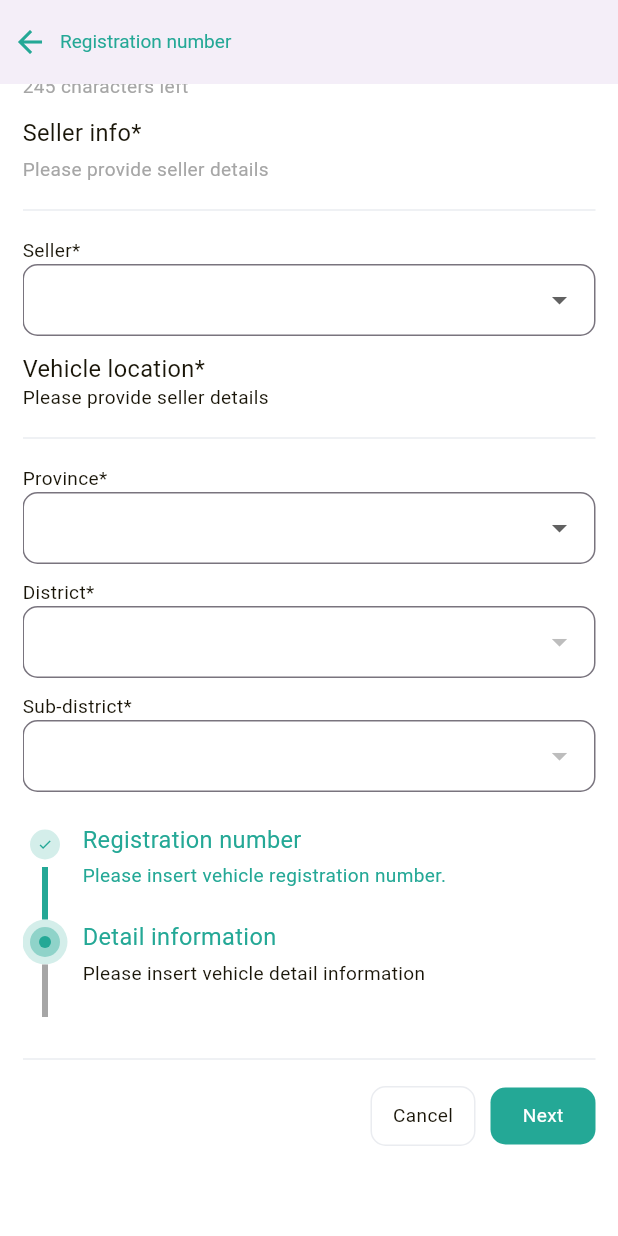
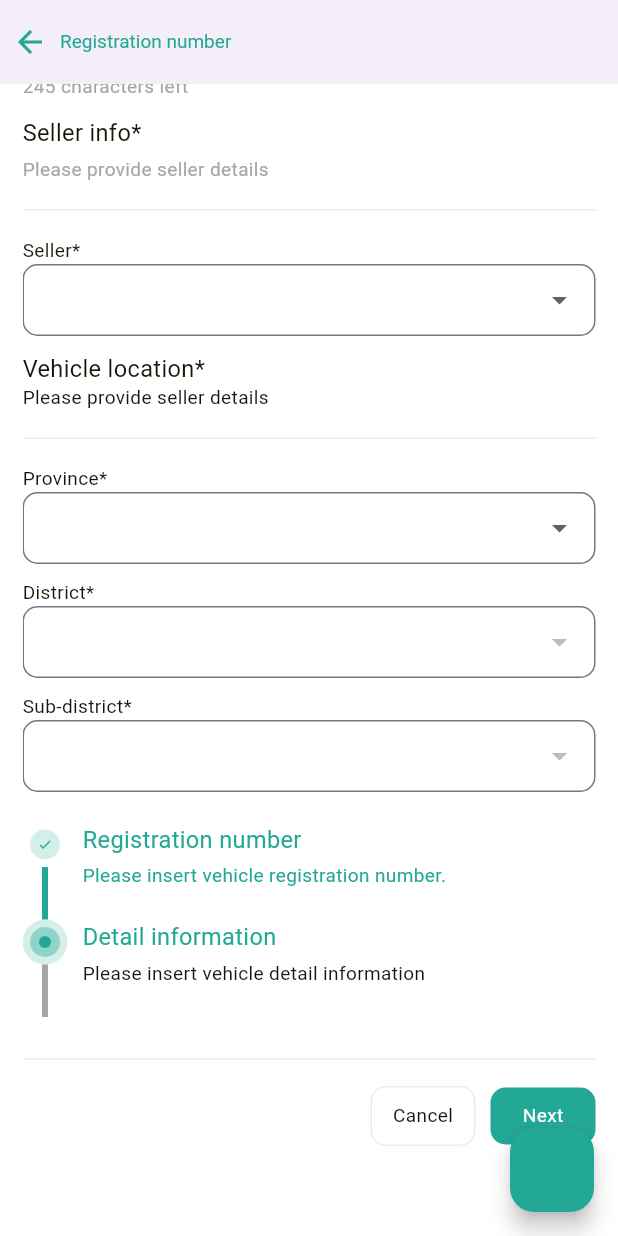
Before and after one commit to makayasa/lead-management-app, a Flutter app: the FinancingFormView screen opened by its route, scrolled down 1134 dp, on a phone screen of 412 x 824 dp. Run offline on Flutter 3.47's test engine with Material 3 defaults, Android fonts, the phone set to English and light mode, and no system bars; drawn by our look-alikes of flutter_form_builder, timelines; our stand-ins replace cached_network_image, dropdown_button2, form_builder_validators, get, hive, hive_flutter; accounts and stored records are empty; statements that could not run were skipped.

```diff
--- a/lib/app/config/constants.dart
+++ b/lib/app/config/constants.dart
@@ -78,3 +78,8 @@ DecoratedLineConnector timelineConnector({Color color = kPrimaryColor}) {
     ),
   );
 }
+
+const kSellerBox = 'seller';
+const kProvinceBox = 'province';
+const kDistrictBox = 'district';
+const kSubdistrictBox = 'subdistrict';
--- /dev/null
+++ b/lib/app/modules/financing_form/components/financing_form_timeline.dart
@@ -0,0 +1,68 @@
+import 'package:flutter/material.dart';
+import 'package:timelines/timelines.dart';
+
+import '../../../components/container_dot.dart';
+import '../../../components/container_mark.dart';
+import '../../../components/default_text.dart';
+import '../../../config/constants.dart';
+
+class FinancingFormTimeline extends StatelessWidget {
+  const FinancingFormTimeline({
+    super.key,
+  });
+
+  @override
+  Widget build(BuildContext context) {
+    return Timeline(
+      physics: const NeverScrollableScrollPhysics(),
+      shrinkWrap: true,
+      children: [
+        TimelineTile(
+          nodeAlign: TimelineNodeAlign.start,
+          node: TimelineNode(
+            indicator: const ContainerMark(),
+            indicatorPosition: 0,
+            endConnector: timelineConnector(),
+          ),
+          contents: Container(
+            padding: const EdgeInsets.only(left: 10),
+            child: Column(
+              crossAxisAlignment: CrossAxisAlignment.start,
+              // mainAxisAlignment: MainAxisAlignment.end,
+              children: [
+                DefText('Registration number', color: kPrimaryColor).semilarge,
+                const SizedBox(height: 5),
+                DefText('Please insert vehicle registration number.', color: kPrimaryColor).normal,
+                const SizedBox(height: 20),
+              ],
+            ),
+          ),
+        ),
+        TimelineTile(
+          nodeAlign: TimelineNodeAlign.start,
+          node: TimelineNode(
+            indicatorPosition: 0,
+            indicator: const ContainerDot(
+                // color: kInactiveColor,
+                ),
+            startConnector: timelineConnector(),
+            endConnector: timelineConnector(color: kInactiveColor),
+          ),
+          contents: Container(
+            padding: const EdgeInsets.only(left: 10),
+            child: Column(
+              crossAxisAlignment: CrossAxisAlignment.start,
+              mainAxisAlignment: MainAxisAlignment.start,
+              children: [
+                DefText('Detail information', color: kPrimaryColor).semilarge,
+                const SizedBox(height: 5),
+                DefText('Please insert vehicle detail information').normal,
+                const SizedBox(height: 20),
+              ],
+            ),
+          ),
+        ),
+      ],
+    );
+  }
+}
--- /dev/null
+++ b/lib/app/modules/financing_form/components/seller_dropdown.dart
@@ -0,0 +1,48 @@
+import 'package:flutter/material.dart';
+import 'package:flutter_form_builder/flutter_form_builder.dart';
+import 'package:get/get.dart';
+
+import '../../../components/default_text.dart';
+import '../../../config/constants.dart';
+import '../../../data/models/seller/seller.dart';
+import '../controllers/financing_form_controller.dart';
+
+class SellerDropdown extends GetView<FinancingFormController> {
+  const SellerDropdown({
+    super.key,
+  });
+
+  @override
+  Widget build(BuildContext context) {
+    return Column(
+      crossAxisAlignment: CrossAxisAlignment.start,
+      children: [
+        DefText('Seller*').normal,
+        Obx(
+          () => FormBuilderDropdown<Seller>(
+            decoration: const InputDecoration(contentPadding: EdgeInsets.only(left: 10, right: 10)),
+            name: 'seller',
+            items: controller.sellers
+                .map(
+                  (element) => DropdownMenuItem(
+                    value: element,
+                    child: Row(
+                      // mainAxisAlignment: MainAxisAlignment.spaceBetween,
+                      mainAxisSize: MainAxisSize.min,
+                      children: [
+                        DefText(element.sellerName, maxLine: 1).normal,
+                        const SizedBox(width: 10),
+                        Flexible(
+                          child: DefText(element.address.fullAddress, maxLine: 1, color: kInactiveColor).normal,
+                        ),
+                      ],
+                    ),
+                  ),
+                )
+                .toList(),
+          ),
+        ),
+      ],
+    );
+  }
+}
--- a/lib/app/modules/financing_form/views/financing_form_view.dart
+++ b/lib/app/modules/financing_form/views/financing_form_view.dart
@@ -2,6 +2,7 @@ import 'package:flutter/material.dart';
 import 'package:flutter_form_builder/flutter_form_builder.dart';
 
 import 'package:get/get.dart';
+import 'package:hive/hive.dart';
 import 'package:lead_management_app/app/components/container_mark.dart';
 import 'package:lead_management_app/app/components/default_button.dart';
 import 'package:lead_management_app/app/components/default_text.dart';
@@ -9,12 +10,14 @@ import 'package:lead_management_app/app/config/constants.dart';
 import 'package:lead_management_app/app/data/models/seller/seller.dart';
 import 'package:lead_management_app/app/modules/financing_form/components/brand_dropdown.dart';
 import 'package:lead_management_app/app/routes/app_pages.dart';
+import 'package:lead_management_app/app/utils/function_utils.dart';
 import 'package:timelines/timelines.dart';
 
 import '../../../components/container_dot.dart';
 import '../components/condition_dropdown.dart';
 import '../components/district_dropdown.dart';
 import '../components/exterior_color_dropdown.dart';
+import '../components/financing_form_timeline.dart';
 import '../components/fueltype_dropdown.dart';
 import '../components/manufacture_dropdown.dart';
 import '../components/miileage_dropdown.dart';
@@ -22,6 +25,7 @@ import '../components/model_dropdown.dart';
 import '../components/notes_dropdown.dart';
 import '../components/price_dropdown.dart';
 import '../components/province_dropdown.dart';
+import '../components/seller_dropdown.dart';
 import '../components/subdistrict_dropdown.dart';
 import '../components/transmission_dropdown.dart';
 import '../components/variant_dropdown.dart';
@@ -32,6 +36,13 @@ class FinancingFormView extends GetView<FinancingFormController> {
   @override
   Widget build(BuildContext context) {
     return Scaffold(
+      floatingActionButton: FloatingActionButton(
+        onPressed: () {
+          // controller.formKey.currentState!.saveAndValidate();
+          // final data = controller.formKey.currentState!.value;
+          // logKey('data', data);
+        },
+      ),
       appBar: AppBar(
         leading: IconButton(
           icon: const Icon(
@@ -94,36 +105,7 @@ class FinancingFormView extends GetView<FinancingFormController> {
                 const SizedBox(height: 10),
                 kDivider,
                 const SizedBox(height: 10),
-                Column(
-                  crossAxisAlignment: CrossAxisAlignment.start,
-                  children: [
-                    DefText('Seller*').normal,
-                    Obx(
-                      () => FormBuilderDropdown<Seller>(
-                        decoration: const InputDecoration(contentPadding: EdgeInsets.only(left: 10, right: 10)),
-                        name: 'seller',
-                        items: controller.sellers
-                            .map(
-                              (element) => DropdownMenuItem(
-                                value: element,
-                                child: Row(
-                                  // mainAxisAlignment: MainAxisAlignment.spaceBetween,
-                                  mainAxisSize: MainAxisSize.min,
-                                  children: [
-                                    DefText(element.sellerName, maxLine: 1).normal,
-                                    const SizedBox(width: 10),
-                                    Flexible(
-                                      child: DefText(element.address.fullAddress, maxLine: 1, color: kInactiveColor).normal,
-                                    ),
-                                  ],
-                                ),
-                              ),
-                            )
-                            .toList(),
-                      ),
-                    ),
-                  ],
-                ),
+                const SellerDropdown(),
                 const SizedBox(height: 10),
                 DefText('Vehicle location*').semilarge,
                 DefText('Please provide seller details').normal,
@@ -136,57 +118,7 @@ class FinancingFormView extends GetView<FinancingFormController> {
                 const SizedBox(height: 10),
                 const SubdistrictDropdown(),
                 const SizedBox(height: 20),
-                Timeline(
-                  physics: const NeverScrollableScrollPhysics(),
-                  shrinkWrap: true,
-                  children: [
-                    TimelineTile(
-                      nodeAlign: TimelineNodeAlign.start,
-                      node: TimelineNode(
-                        indicator: const ContainerMark(),
-                        indicatorPosition: 0,
-                        endConnector: timelineConnector(),
-                      ),
-                      contents: Container(
-                        padding: const EdgeInsets.only(left: 10),
-                        child: Column(
-                          crossAxisAlignment: CrossAxisAlignment.start,
-                          // mainAxisAlignment: MainAxisAlignment.end,
-                          children: [
-                            DefText('Registration number', color: kPrimaryColor).semilarge,
-                            const SizedBox(height: 5),
-                            DefText('Please insert vehicle registration number.', color: kPrimaryColor).normal,
-                            const SizedBox(height: 20),
-                          ],
-                        ),
-                      ),
-                    ),
-                    TimelineTile(
-                      nodeAlign: TimelineNodeAlign.start,
-                      node: TimelineNode(
-                        indicatorPosition: 0,
-                        indicator: const ContainerDot(
-                            // color: kInactiveColor,
-                            ),
-                        startConnector: timelineConnector(),
-                        endConnector: timelineConnector(color: kInactiveColor),
-                      ),
-                      contents: Container(
-                        padding: const EdgeInsets.only(left: 10),
-                        child: Column(
-                          crossAxisAlignment: CrossAxisAlignment.start,
-                          mainAxisAlignment: MainAxisAlignment.start,
-                          children: [
-                            DefText('Detail information', color: kPrimaryColor).semilarge,
-                            const SizedBox(height: 5),
-                            DefText('Please insert vehicle detail information').normal,
-                            const SizedBox(height: 20),
-                          ],
-                        ),
-                      ),
-                    ),
-                  ],
-                ),
+                const FinancingFormTimeline(),
                 const SizedBox(height: 20),
                 kDivider,
                 const SizedBox(height: 10),
--- a/lib/app/modules/vehicle_registration/controllers/vehicle_registration_controller.dart
+++ b/lib/app/modules/vehicle_registration/controllers/vehicle_registration_controller.dart
@@ -1,8 +1,11 @@
+import 'package:flutter/material.dart';
 import 'package:get/get.dart';
 import 'package:lead_management_app/app/components/default_dialog.dart';
 import 'package:lead_management_app/app/routes/app_pages.dart';
+import 'package:lead_management_app/app/utils/function_utils.dart';
 
 class VehicleRegistrationController extends GetxController {
+  TextEditingController textEditingController = TextEditingController();
   @override
   void onInit() {
     super.onInit();
@@ -19,6 +22,7 @@ class VehicleRegistrationController extends GetxController {
   }
 
   void next() {
+    logKey('zzxxcc', textEditingController.text);
     Get.dialog(
       DefaultDialog(
         showCancel: true,
@@ -27,7 +31,7 @@ class VehicleRegistrationController extends GetxController {
           Get.toNamed(Routes.VEHICLE_SPEC_FORM);
         },
       ),
-      arguments: {'test': 'test'},
+      arguments: {'license_plate': 'test'},
     );
   }
 }
--- a/lib/main.dart
+++ b/lib/main.dart
@@ -1,4 +1,5 @@
 import 'package:flutter/material.dart';
+import 'package:form_builder_validators/form_builder_validators.dart';
 
 import 'package:get/get.dart';
 import 'package:hive_flutter/adapters.dart';
@@ -31,6 +32,9 @@ void main() async {
       getPages: AppPages.routes,
       color: kPrimaryColor,
       initialBinding: GlobalBindings(),
+      localizationsDelegates: const [
+        FormBuilderLocalizationsDelegate(),
+      ],
       theme: ThemeData(
         appBarTheme: kAppbarTheme,
         iconTheme: kIconTheme,
--- a/pubspec.yaml
+++ b/pubspec.yaml
@@ -18,6 +18,7 @@ dependencies:
   hive_flutter: ^1.1.0
   uuid: ^4.2.1
   path_provider: ^2.1.1
+  form_builder_validators: ^9.1.0
 
 dev_dependencies:
   build_runner: ^2.4.7
```
Also changed, not shown: lib/app/controllers/hive_controller.dart (+78 -28 lines), lib/app/modules/dashboard/views/dashboard_view.dart (+11 -4 lines), lib/app/modules/vehicle_registration/views/vehicle_registration_view.dart (+15 -7 lines), lib/app/utils/function_utils.dart (+15 -0 lines), pubspec.lock, 1 other file.
